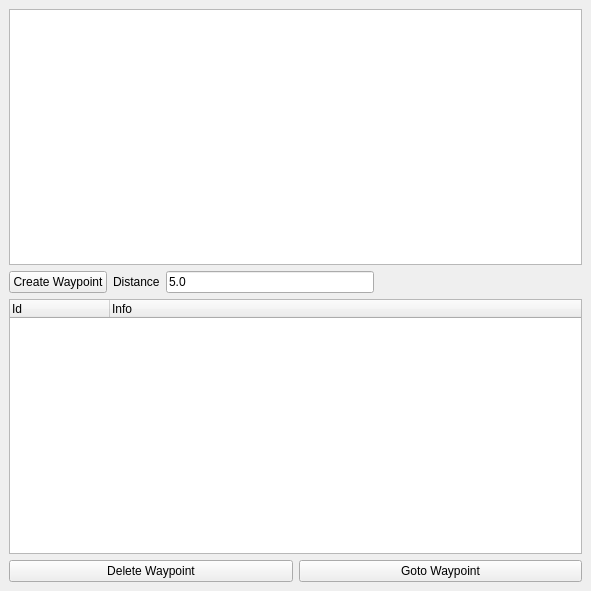
Above: delta3d/utilities/AIUtility/waypointbrowser.ui from delta3d/delta3d before the change. Below: the same form after it.
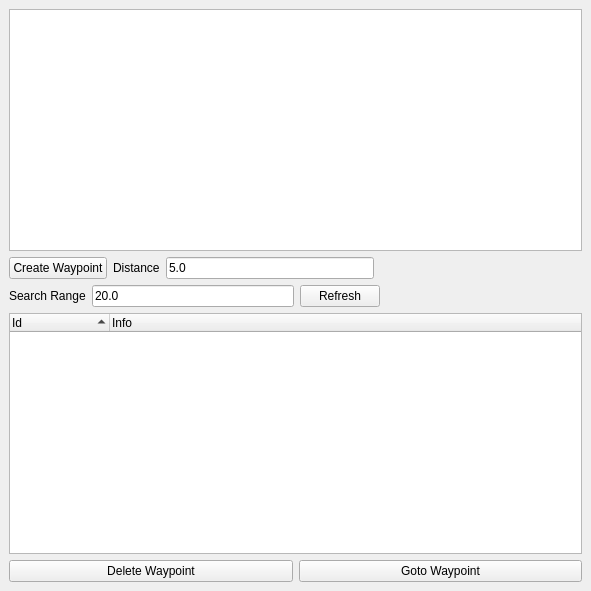
That is the form after the change.

Commit message: The ai utility is now just functional.  It can load and save, add a ai interface actor to a map that doesn't have one, and set the properties on them.  Moving waypoints works by setting the property only, and it doesn't show up until you close and reload the map, which is largely an issue with the underlying code in dtAI.

```diff
--- a/delta3d/utilities/AIUtility/waypointbrowser.ui
+++ b/delta3d/utilities/AIUtility/waypointbrowser.ui
@@ -80,6 +80,47 @@
       </item>
      </layout>
     </item>
+    <item>
+     <layout class="QHBoxLayout" name="horizontalLayout_3">
+      <item>
+       <widget class="QLabel" name="label">
+        <property name="text">
+         <string>Search Range</string>
+        </property>
+       </widget>
+      </item>
+      <item>
+       <widget class="QLineEdit" name="mSearchRange">
+        <property name="toolTip">
+         <string>Sets the range from the camera to search for waypoints.</string>
+        </property>
+        <property name="text">
+         <string>20.0</string>
+        </property>
+       </widget>
+      </item>
+      <item>
+       <widget class="QPushButton" name="mBtnSearchRefresh">
+        <property name="text">
+         <string>Refresh</string>
+        </property>
+       </widget>
+      </item>
+      <item>
+       <spacer name="horizontalSpacer_2">
+        <property name="orientation">
+         <enum>Qt::Horizontal</enum>
+        </property>
+        <property name="sizeHint" stdset="0">
+         <size>
+          <width>40</width>
+          <height>20</height>
+         </size>
+        </property>
+       </spacer>
+      </item>
+     </layout>
+    </item>
     <item>
      <widget class="QTreeWidget" name="mWaypointList">
       <property name="frameShadow">
@@ -94,6 +135,9 @@
       <property name="rootIsDecorated">
        <bool>false</bool>
       </property>
+      <property name="sortingEnabled">
+       <bool>true</bool>
+      </property>
       <property name="animated">
        <bool>true</bool>
       </property>
@@ -107,17 +151,8 @@
        <number>100</number>
       </attribute>
       <attribute name="headerShowSortIndicator" stdset="0">
-       <bool>false</bool>
-      </attribute>
-      <attribute name="headerDefaultSectionSize">
-       <number>100</number>
-      </attribute>
-      <attribute name="headerVisible">
        <bool>true</bool>
       </attribute>
-      <attribute name="headerShowSortIndicator" stdset="0">
-       <bool>false</bool>
-      </attribute>
       <column>
        <property name="text">
         <string>Id</string>
```
Left out of the diff: 16 changed lines with no effect on the pictures. The commit also changes 13 other files.
